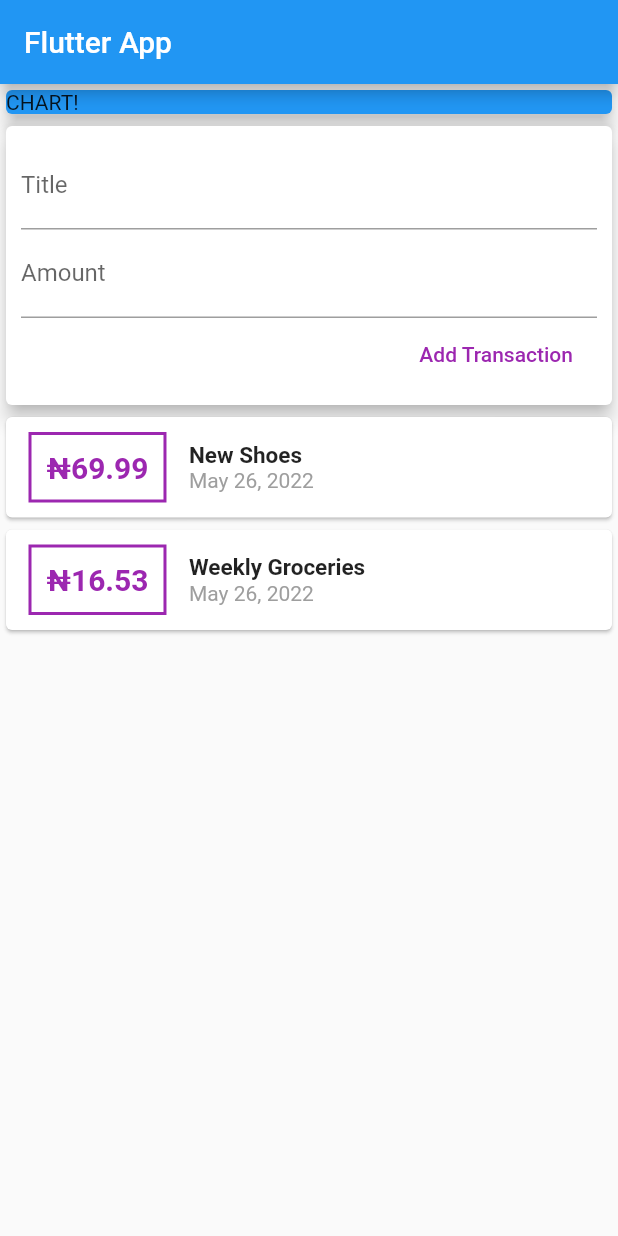
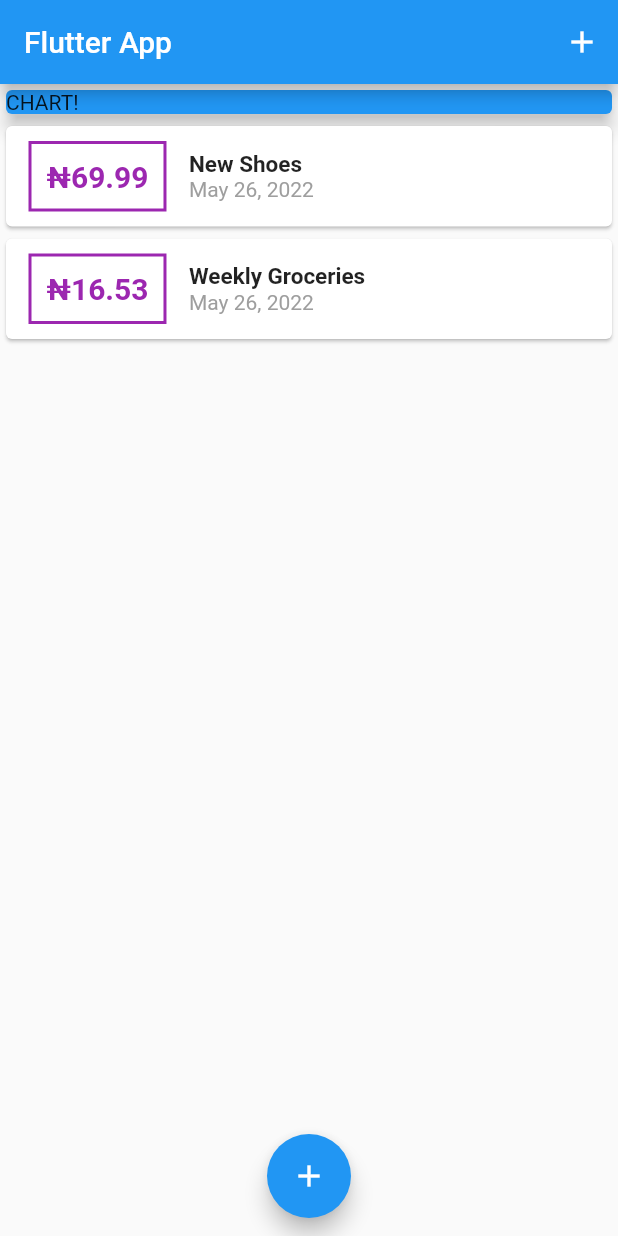
Before and after one commit to Cyph33r/myFinance, a Flutter app: the screen it shows after launch, on a phone screen of 412 x 824 dp. Run offline on Flutter 3.47's test engine with Material 2 defaults, Android fonts, the phone set to English and light mode, and no system bars; missing offline and left inert: dart:ffi.

Commit message:
change the creating new transaction process to use a modal

```diff
--- a/lib/main.dart
+++ b/lib/main.dart
@@ -1,7 +1,11 @@
 // ignore_for_file: prefer_const_constructors
 
+import 'dart:ffi';
+
 import 'package:flutter/material.dart';
-import 'package:peronal_expenes_app/widgets/user_transactions.dart';
+import 'package:peronal_expenes_app/widgets/new_transaction.dart';
+import 'package:peronal_expenes_app/widgets/transaction_list.dart';
+import 'models/transaction.dart';
 
 void main() => runApp(MyApp());
 
@@ -17,9 +21,49 @@ class MyApp extends StatelessWidget {
   }
 }
 
-class MyHomePage extends StatelessWidget {
+class MyHomePage extends StatefulWidget {
+  MyHomePage({Key? key}) : super(key: key);
 
-  MyHomePage({Key? key}) : super(key: key);
+  @override
+  State<MyHomePage> createState() => _MyHomePageState();
+}
+
+class _MyHomePageState extends State<MyHomePage> {
+  final List<Transaction> userTransactions = [
+    Transaction(
+      id: 1,
+      title: 'New Shoes',
+      amount: 69.99,
+      date: DateTime.now(),
+    ),
+    Transaction(
+      id: 2,
+      title: 'Weekly Groceries',
+      amount: 16.53,
+      date: DateTime.now(),
+    ),
+  ];
+
+  void addNewTransaction(String txTitle, double txAmount) {
+    Transaction newTx = Transaction(
+      title: txTitle,
+      amount: txAmount,
+      date: DateTime.now(),
+      id: DateTime.now().millisecondsSinceEpoch,
+    );
+  }
+
+  void startNewTransaction(BuildContext context) {
+    showModalBottomSheet(
+        context: context,
+        builder: (context) {
+          return GestureDetector(
+            onTap: (){},
+            behavior: HitTestBehavior.opaque,
+            child: NewTransaction(addNewTransaction),
+          );
+        });
+  }
 
   @override
   Widget build(BuildContext context) {
@@ -27,22 +71,37 @@ class MyHomePage extends StatelessWidget {
       resizeToAvoidBottomInset: false,
       appBar: AppBar(
         title: const Text('Flutter App'),
+        actions: [
+          IconButton(
+              onPressed: () {
+                startNewTransaction(context);
+              },
+              icon: Icon(Icons.add)),
+        ],
       ),
       body: SingleChildScrollView(
+        scrollDirection: Axis.vertical,
         child: Column(
           crossAxisAlignment: CrossAxisAlignment.stretch,
-          children: const <Widget>[
+          children: <Widget>[
             SizedBox(
-              width: double.infinity,
               child: Card(
                 color: Colors.blue,
                 child: Text('CHART!'),
                 elevation: 5,
               ),
             ),
-            UserTransactions(),
+            TransactionList(userTransactions),
           ],
         ),
+      ),
+      floatingActionButtonLocation:
+          FloatingActionButtonLocation.miniCenterFloat,
+      floatingActionButton: FloatingActionButton(
+        onPressed: () {
+          startNewTransaction(context);
+        },
+        child: Icon(Icons.add),
       ),
     );
   }
--- a/lib/widgets/transaction_list.dart
+++ b/lib/widgets/transaction_list.dart
@@ -2,6 +2,7 @@ import 'package:flutter/material.dart';
 import 'package:flutter/rendering.dart';
 import 'package:intl/intl.dart';
 import 'package:peronal_expenes_app/models/transaction.dart';
+import 'package:peronal_expenes_app/widgets/new_transaction.dart';
 
 class TransactionList extends StatelessWidget {
   List<Transaction> transactions;
@@ -26,15 +27,14 @@ class TransactionList extends StatelessWidget {
                           color: Colors.purple,
                           width: 2,
                           style: BorderStyle.solid)),
-                  child: Text('₦${transactions[index].amount}',
-                      style: TextStyle(
+                  child: Text('₦${transactions[index].amount.toStringAsFixed(2)}',
+                      style: const TextStyle(
                         fontWeight: FontWeight.bold,
                         fontSize: 20,
                         color: Colors.purple,
                       )),
                 ),
-                Container(
-                  child: Column(
+                Column(
                   crossAxisAlignment: CrossAxisAlignment.start,
                   children: [
                     Text(
@@ -47,7 +47,6 @@ class TransactionList extends StatelessWidget {
                       style: TextStyle(color: Colors.grey),
                     )
                   ],
-                  ),
                 )
               ],
             ),
--- a/lib/widgets/user_transactions.dart
+++ /dev/null
@@ -1,51 +0,0 @@
-import 'package:flutter/material.dart';
-
-import './new_transaction.dart';
-import './transaction_list.dart';
-import '../models/transaction.dart';
-
-class UserTransactions extends StatefulWidget {
-  const UserTransactions({Key? key}) : super(key: key);
-
-  @override
-  _UserTransactionsState createState() => _UserTransactionsState();
-}
-
-class _UserTransactionsState extends State<UserTransactions> {
-  final List<Transaction> _userTransactions = [
-    Transaction(
-      id: 1,
-      title: 'New Shoes',
-      amount: 69.99,
-      date: DateTime.now(),
-    ),
-    Transaction(
-      id: 2,
-      title: 'Weekly Groceries',
-      amount: 16.53,
-      date: DateTime.now(),
-    ),
-  ];
-
-  void _addNewTransaction(String txTitle, double txAmount) {
-    final newTx = Transaction(
-      title: txTitle,
-      amount: txAmount,
-      date: DateTime.now(),
-      id: DateTime.now().millisecondsSinceEpoch,
-    );
-    setState(() {
-      _userTransactions.add(newTx);
-    });
-  }
-
-  @override
-  Widget build(BuildContext context) {
-    return Column(
-      children: <Widget>[
-        NewTransaction(_addNewTransaction),
-        TransactionList(_userTransactions),
-      ],
-    );
-  }
-}
```
Also changed, not shown: lib/widgets/new_transaction.dart (+18 -5 lines), pubspec.lock. Lines whose indentation alone changed are shown as unchanged.
